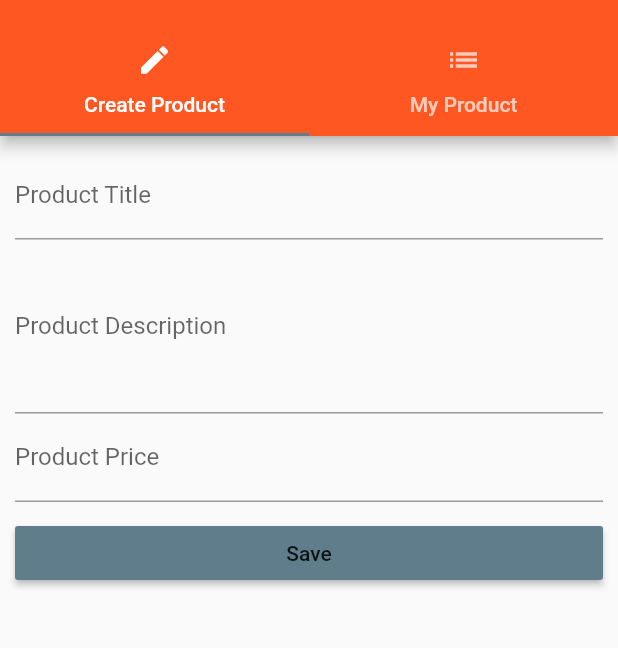
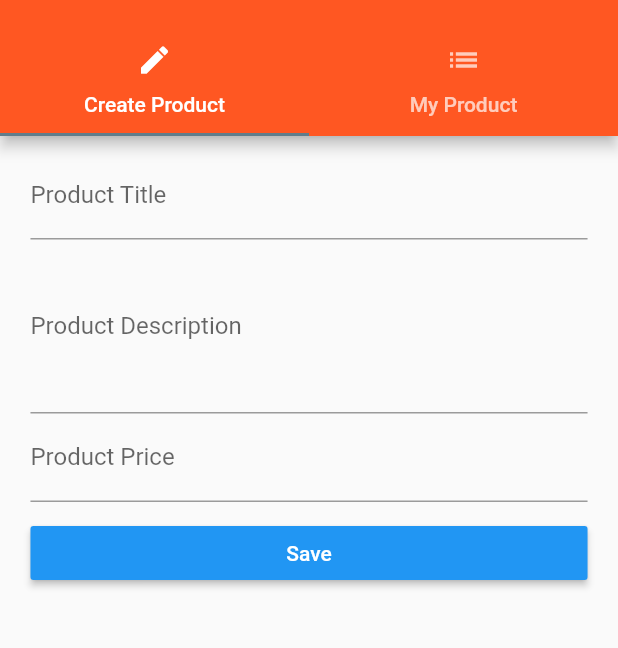
Before and after one commit to Ragkhuza/Flutter-test-3, a Flutter app: the ProductsAdminPage screen opened by its route, on a phone screen of 412 x 824 dp, the part 59-707 px from its top. Run offline on Flutter 3.47's test engine with Material 2 defaults, Android fonts, the phone set to English and light mode, and no system bars.

Commit message:
code cleanup

```diff
--- a/lib/main.dart
+++ b/lib/main.dart
@@ -39,8 +39,10 @@ class _MyAppState extends State<MyApp> {
     return MaterialApp(
       // debugShowMaterialGrid: true,
       theme: ThemeData(
+        brightness: Brightness.light,
         primarySwatch: Colors.deepOrange,
         accentColor: Colors.blueGrey,
+        buttonColor: Colors.blue,
       ),
       // home: AuthPage(),
       routes: {
@@ -58,6 +60,8 @@ class _MyAppState extends State<MyApp> {
             builder: (BuildContext context) => ProductPage(
                   _products[index]["title"],
                   _products[index]["image"],
+                  _products[index]["price"],
+                  _products[index]["description"],
                 ),
           );
         }
--- a/lib/pages/product_create.dart
+++ b/lib/pages/product_create.dart
@@ -16,21 +16,19 @@ class _ProductCreatePageState extends State<ProductCreatePage> {
   String _descriptionValue;
   double _priceValue;
 
-  @override
-  Widget build(BuildContext context) {
-    return Container(
-      margin: EdgeInsets.all(10.0),
-      child: ListView(
-        children: <Widget>[
-          TextField(
+  Widget _buildTitleTextField() {
+    return TextField(
       decoration: InputDecoration(labelText: "Product Title"),
       onChanged: (String value) {
         setState(() {
           _titleValue = value;
         });
       },
-          ),
-          TextField(
+    );
+  }
+
+  Widget _buildDescriptionTextField() {
+    return TextField(
       maxLines: 4,
       decoration: InputDecoration(labelText: "Product Description"),
       onChanged: (String value) {
@@ -38,8 +36,11 @@ class _ProductCreatePageState extends State<ProductCreatePage> {
           _descriptionValue = value;
         });
       },
-          ),
-          TextField(
+    );
+  }
+
+  Widget _buildPriceTextField() {
+    return TextField(
       keyboardType: TextInputType.number,
       decoration: InputDecoration(labelText: "Product Price"),
       onChanged: (String value) {
@@ -47,14 +48,10 @@ class _ProductCreatePageState extends State<ProductCreatePage> {
           _priceValue = double.parse(value);
         });
       },
-          ),
-          SizedBox(
-            height: 10.0,
-          ),
-          RaisedButton(
-            child: Text("Save"),
-            color: Theme.of(context).accentColor,
-            onPressed: () {
+    );
+  }
+
+  void _submitForm() {
     final Map<String, dynamic> product = {
       "title": _titleValue,
       "description": _descriptionValue,
@@ -63,8 +60,39 @@ class _ProductCreatePageState extends State<ProductCreatePage> {
     };
     widget.addProduct(product);
     Navigator.pushReplacementNamed(context, "/products");
-            },
+  }
+
+  @override
+  Widget build(BuildContext context) {
+    final double deviceWidth = MediaQuery.of(context).size.width;
+    final double targetWidth = deviceWidth > 550.0 ? 500.0 : deviceWidth * 0.95;
+    final double targetPadding = deviceWidth - targetWidth;
+
+    return Container(
+      width: targetWidth,
+      margin: EdgeInsets.all(10.0),
+      child: ListView(
+        padding: EdgeInsets.symmetric(horizontal: targetPadding / 2),
+        children: <Widget>[
+          _buildTitleTextField(),
+          _buildDescriptionTextField(),
+          _buildPriceTextField(),
+          SizedBox(
+            height: 10.0,
           ),
+          RaisedButton(
+            textColor: Colors.white,
+            child: Text("Save"),
+            onPressed: _submitForm,
+          ),
+          // GestureDetector(
+          //   onTap: _submitForm,
+          //   child: Container(
+          //     color: Colors.green,
+          //     padding: EdgeInsets.all(5.0),
+          //     child: Text("My button"),
+          //   ),
+          // )
         ],
       ),
     );
--- a/lib/pages/products_admin.dart
+++ b/lib/pages/products_admin.dart
@@ -8,12 +8,8 @@ class ProductsAdminPage extends StatelessWidget {
 
   ProductsAdminPage(this.addProduct, this.deleteProduct);
 
-  @override
-  Widget build(BuildContext context) {
-    return DefaultTabController(
-      length: 2,
-      child: Scaffold(
-        drawer: Drawer(
+  Widget _buildSideDrawer(BuildContext context) {
+    return Drawer(
       child: Column(
         children: <Widget>[
           AppBar(
@@ -29,7 +25,15 @@ class ProductsAdminPage extends StatelessWidget {
           )
         ],
       ),
-        ),
+    );
+  }
+
+  @override
+  Widget build(BuildContext context) {
+    return DefaultTabController(
+      length: 2,
+      child: Scaffold(
+        drawer: _buildSideDrawer(context),
         appBar: AppBar(
           title: Text('Manage Products'),
           bottom: TabBar(
```
Also changed, not shown: lib/pages/auth.dart (+56 -31 lines), lib/pages/product.dart (+35 -35 lines), lib/pages/products.dart (+17 -7 lines), lib/product_manager.dart (deleted, +0 -21 lines), lib/products.dart (deleted, +0 -88 lines), lib/widgets/products/address_tag.dart (added, +18 -0 lines), lib/widgets/products/price_tag.dart (added, +22 -0 lines), lib/widgets/products/product_card.dart (added, +61 -0 lines), lib/widgets/products/products.dart (added, +32 -0 lines), lib/widgets/ui_elements/title_default.dart (added, +19 -0 lines). Lines whose indentation alone changed are shown as unchanged.
